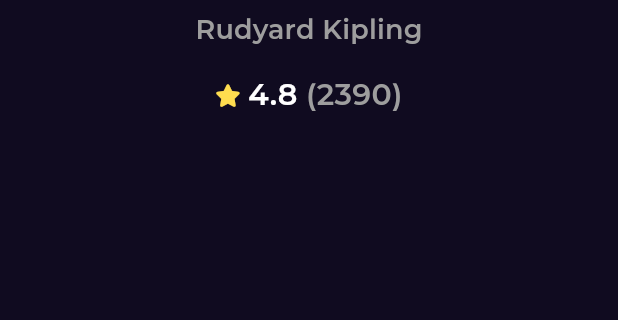
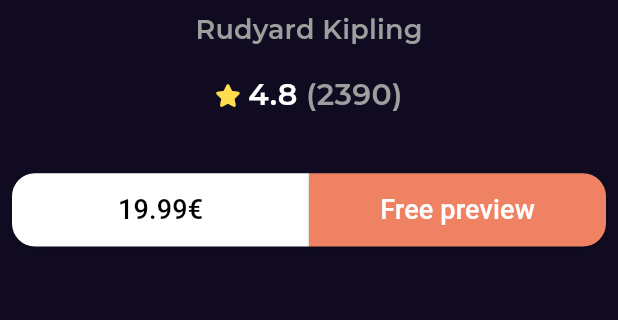
Before and after one commit to MosaadIbrahimB/book-app, a Flutter app: the screen it shows after launch, on a phone screen of 412 x 824 dp, the part 600-920 px from its top. Run offline on Flutter 3.47's test engine with Material 3 defaults, Android fonts, the phone set to English and light mode, and no system bars; our stand-ins replace crystal_navigation_bar, equatable, flutter_screenutil, flutter_svg, font_awesome_flutter, iconly and 1 more.

Commit message:
add BtnInScreenDetailsWidget

```diff
--- a/lib/feature/home/presentation/book_details_screen.dart
+++ b/lib/feature/home/presentation/book_details_screen.dart
@@ -1,3 +1,4 @@
+import 'package:book_app/feature/home/presentation/widget/btn_in_screen_details_widget.dart';
 import 'package:book_app/feature/home/presentation/widget/item_book_widget.dart';
 import 'package:book_app/feature/home/presentation/widget/price_and_rate_widget.dart';
 import 'package:book_app/feature/home/presentation/widget/rate_widget.dart';
@@ -28,6 +29,7 @@ class BodyBookDetailsWidget extends StatelessWidget {
     var theme = Theme.of(context).textTheme;
     return Column(
       children: [
+        //app bar
         Row(
           mainAxisAlignment: MainAxisAlignment.spaceBetween,
           children: [
@@ -44,6 +46,7 @@ class BodyBookDetailsWidget extends StatelessWidget {
           ],
         ),
         SizedBox(height: 35.h),
+        //image
         ItemBookWidget(
           width: 162.w,
           height: 243.h,
@@ -59,8 +62,10 @@ class BodyBookDetailsWidget extends StatelessWidget {
           style: theme.titleMedium,
         ),
         SizedBox(height: 16.h),
+        RateWidget(),
+        SizedBox(height: 37.h),
+        BtnInScreenDetailsWidget(),
 
-        RateWidget()
       ],
     );
   }
--- /dev/null
+++ b/lib/feature/home/presentation/widget/btn_in_screen_details_widget.dart
@@ -0,0 +1,22 @@
+import 'package:book_app/feature/home/presentation/widget/btn_price_free_view_widget.dart';
+import 'package:flutter/material.dart';
+class BtnInScreenDetailsWidget extends StatelessWidget {
+  const BtnInScreenDetailsWidget({super.key});
+
+  @override
+  Widget build(BuildContext context) {
+    return Row(
+      children: [
+        BtnPriceFreeViewWidget(
+          data: "19.99€",
+        ),
+        BtnPriceFreeViewWidget(
+          data: "Free preview",
+          isRight: true,
+          colorBack: Color(0xffEF8262),
+          colorFont: Colors.white,
+        ),
+      ],
+    );
+  }
+}
--- /dev/null
+++ b/lib/feature/home/presentation/widget/btn_price_free_view_widget.dart
@@ -0,0 +1,38 @@
+import 'package:flutter/material.dart';
+import 'package:flutter_screenutil/flutter_screenutil.dart';
+class BtnPriceFreeViewWidget extends StatelessWidget {
+  const BtnPriceFreeViewWidget(
+      {super.key,
+        this.isRight = false,
+        this.colorBack = Colors.white,
+        this.colorFont = Colors.black,
+        required this.data});
+
+  final bool isRight;
+  final Color colorBack;
+  final Color colorFont;
+  final String data;
+
+  @override
+  Widget build(BuildContext context) {
+    return Expanded(
+      child: SizedBox(
+        height: 48.h,
+        child: ElevatedButton(
+          style: ElevatedButton.styleFrom(
+              backgroundColor: colorBack,
+              shape: RoundedRectangleBorder(
+                borderRadius: BorderRadius.only(
+                  topLeft: Radius.circular(isRight ? 0 : 15.r),
+                  bottomLeft: Radius.circular(isRight ? 0 : 15.r),
+                  topRight: Radius.circular(isRight ? 15.r : 0),
+                  bottomRight: Radius.circular(isRight ? 15.r : 0),
+                ),
+              )),
+          onPressed: () {},
+          child: Text(data,style: TextStyle(color: colorFont,fontSize: 18),),
+        ),
+      ),
+    );
+  }
+}
```
